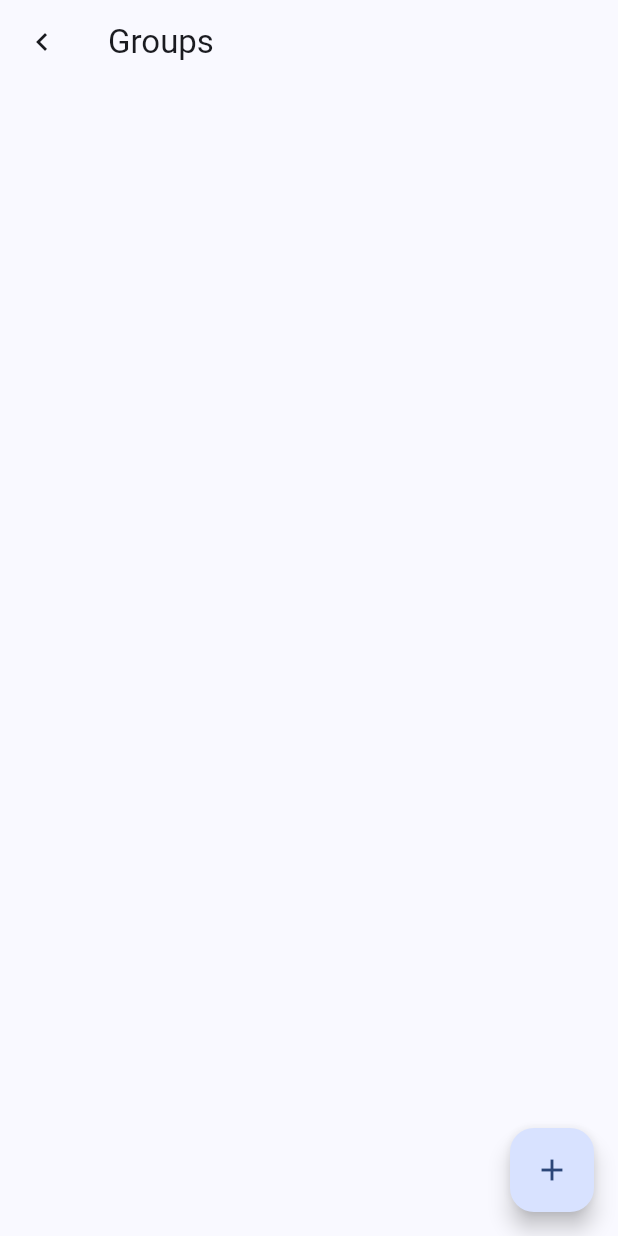
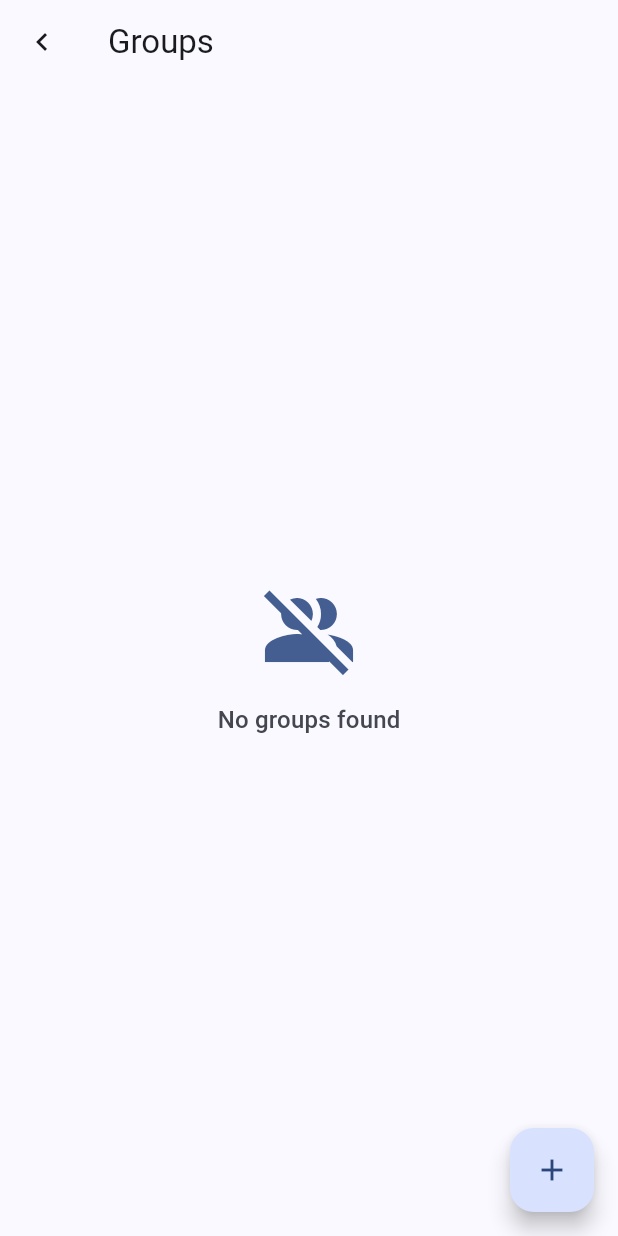
Before and after one commit to InvenzaApp/Invenza-Mobile, a Flutter app: the GroupsListPage screen opened by its route, on a phone screen of 412 x 824 dp. Run offline on Flutter 3.47's test engine with Material 3 defaults, Android fonts, the light colour scheme and no system bars; our stand-ins replace auto_route, dio, equatable, flutter_bloc, flutter_form_builder, flutter_secure_storage and 4 more; accounts and stored records are empty; generated files the repository leaves out were written again; network calls fail; statements that could not run were skipped.

Commit message:
MA-26 No groups on GroupsListPage

```diff
--- a/lib/l10n/intl_en.arb
+++ b/lib/l10n/intl_en.arb
@@ -43,6 +43,7 @@
   "team_groups_subtitle": "Manage groups in your team",
 
   "groups_list_app_bar": "Groups",
+  "groups_list_no_groups_title": "No groups found",
 
   "groups_create_app_bar": "Create group",
   "groups_create_name_label": "Group name",
--- a/lib/l10n/intl_pl.arb
+++ b/lib/l10n/intl_pl.arb
@@ -43,6 +43,7 @@
   "team_groups_subtitle": "Zarządzaj grupami w swoim zespole",
 
   "groups_list_app_bar": "Grupy",
+  "groups_list_no_groups_title": "Nie znaleziono żadnych grup",
 
   "groups_create_app_bar": "Utwórz grupę",
   "groups_create_name_label": "Nazwa grupy",
--- a/lib/screens/app/screens/team/screens/groups/screens/list/view/groups_list_page.dart
+++ b/lib/screens/app/screens/team/screens/groups/screens/list/view/groups_list_page.dart
@@ -9,6 +9,7 @@ import 'package:app/screens/app/screens/team/screens/groups/screens/list/cubit/g
 import 'package:app/screens/app/screens/team/screens/groups/screens/list/cubit/groups_list_state.dart';
 import 'package:app/screens/app/screens/team/screens/groups/screens/list/widgets/groups_list_widget.dart';
 import 'package:app/shared/widgets/i_app_bar.dart';
+import 'package:app/shared/widgets/i_error_widget.dart';
 import 'package:app/variables.dart';
 import 'package:auto_route/auto_route.dart';
 import 'package:flutter/material.dart';
@@ -51,6 +52,13 @@ class GroupsListPage extends StatelessWidget implements AutoRouteWrapper {
       ),
       body: BlocBuilder<GroupsListCubit, GroupsListState>(
         builder: (context, state) {
+          if(state.groupsList.isEmpty){
+            return IErrorWidget(
+              icon: Icons.group_off_sharp,
+              title: context.l10n.groups_list_no_groups_title,
+              showSubtitle: false,
+            );
+          }
           return Padding(
             padding: mediumPadding,
             child: RefreshIndicator(
--- /dev/null
+++ b/lib/shared/widgets/i_error_widget.dart
@@ -0,0 +1,69 @@
+import 'package:app/extensions/app_localizations.dart';
+import 'package:app/extensions/color_extension.dart';
+import 'package:app/extensions/text_extension.dart';
+import 'package:app/variables.dart';
+import 'package:flutter/material.dart';
+
+class IErrorWidget extends StatelessWidget {
+  const IErrorWidget({
+    this.title,
+    this.subtitle,
+    this.icon,
+    this.showSubtitle = true,
+    this.onPressed,
+    super.key,
+  });
+
+  final String? title;
+  final String? subtitle;
+  final IconData? icon;
+  final bool showSubtitle;
+  final VoidCallback? onPressed;
+
+  @override
+  Widget build(BuildContext context) {
+    return Center(
+      child: Padding(
+        padding: largePadding,
+        child: InkWell(
+          onTap: onPressed,
+          borderRadius: BorderRadius.circular(largeValue),
+          child: Ink(
+            padding: largePadding,
+            child: Row(
+              mainAxisAlignment: MainAxisAlignment.center,
+              children: [
+                Column(
+                  mainAxisSize: MainAxisSize.min,
+                  children: [
+                    Icon(
+                      icon ?? Icons.error_outline,
+                      size: 64,
+                      color: context.primary,
+                    ),
+                    SizedBox(
+                      height: largeValue,
+                    ),
+                    Text(
+                      title ?? context.l10n.error_title,
+                      style: context.titleMedium.copyWith(
+                        color: context.onSurfaceVariant,
+                      ),
+                    ),
+                    if (showSubtitle)
+                      Text(
+                        subtitle ?? context.l10n.error_subtitle,
+                        style: context.bodyMedium.copyWith(
+                          color: context.onSurfaceVariant,
+                        ),
+                      ),
+                  ],
+                ),
+              ],
+            ),
+          ),
+        ),
+      ),
+    );
+  }
+}
```
